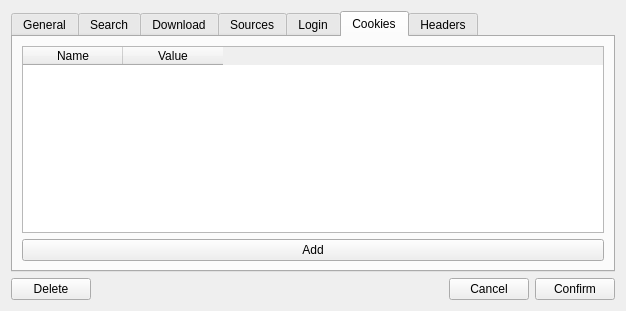
This is src/gui/src/sources/sources-settings-window.ui in Bionus/imgbrd-grabber as Qt 5 draws it before an edit. The edited form follows.
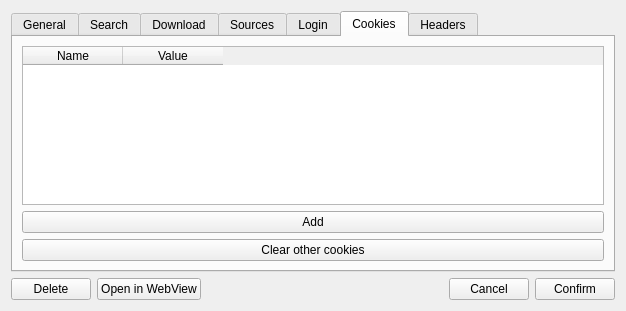
This is the edited form. The open tabs and pages were chosen to show the change. Icons and pictures are not drawn.

Commit message: feat: add web view to source settings

```diff
--- a/src/gui/src/sources/sources-settings-window.ui
+++ b/src/gui/src/sources/sources-settings-window.ui
@@ -592,6 +592,13 @@
          </property>
         </widget>
        </item>
+       <item row="2" column="0" colspan="2">
+        <widget class="QPushButton" name="pushButton_2">
+         <property name="text">
+          <string>Clear other cookies</string>
+         </property>
+        </widget>
+       </item>
       </layout>
      </widget>
      <widget class="QWidget" name="tabHeaders">
@@ -645,6 +652,13 @@
        </property>
       </widget>
      </item>
+     <item>
+      <widget class="QPushButton" name="buttonOpenInWebView">
+       <property name="text">
+        <string>Open in WebView</string>
+       </property>
+      </widget>
+     </item>
      <item>
       <spacer name="spacerButtons">
        <property name="orientation">
```
Left out of the diff: 69 changed lines with no effect on the pictures. The commit also changes 10 other files.
